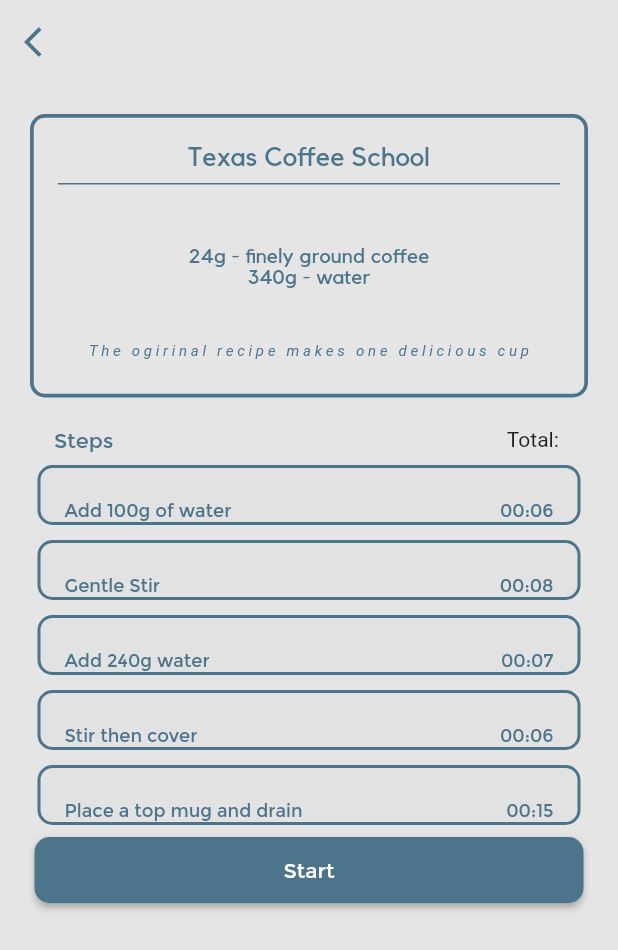
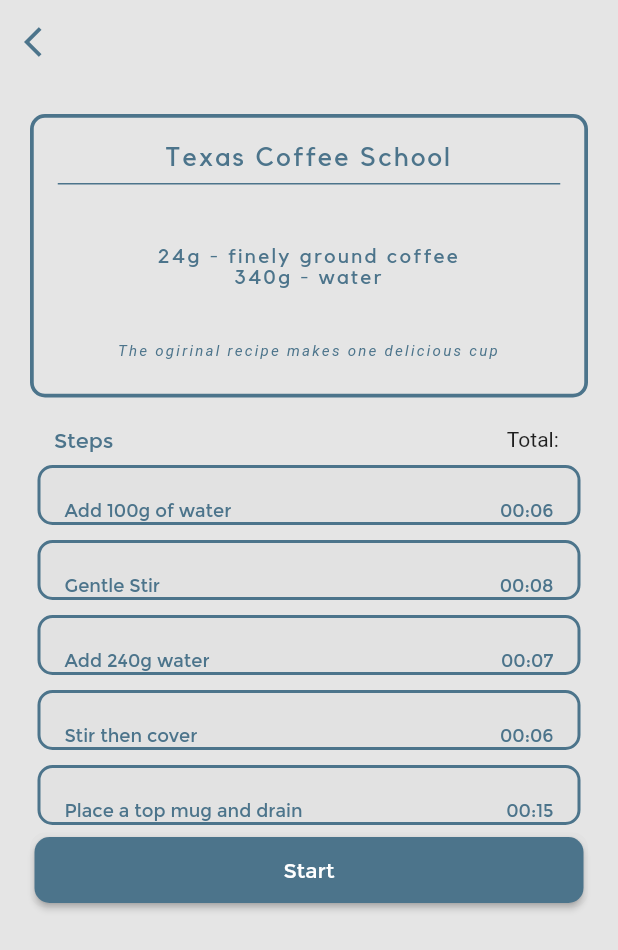
Before and after one commit to b12spirit/HomebrewDripperApp, a Flutter app: the screen it shows after launch, after a tap on "Texas Coffee School", on a phone screen of 412 x 824 dp. Shown: the top 950 px of the screen. Run offline on Flutter 3.47's test engine with Material 2 defaults, Android fonts, the phone set to English and light mode, and no system bars; our stand-ins replace google_fonts; Roboto replaces fonts that are missing (Monserrat).

Commit message:
Hopefully this one works

```diff
--- a/lib/main.dart
+++ b/lib/main.dart
@@ -1,5 +1,5 @@
 import 'package:flutter/material.dart';
-import 'screens/recipe_selection_screen.dart';
+import 'package:homebrew_dripper/screens/splash_screen.dart';
 
 void main({areWeInIntegrationTest = false}) =>
     runApp(MyApp(areWeInIntegrationTest));
@@ -28,7 +28,7 @@ class MyApp extends StatelessWidget {
         // closer together (more dense) than on mobile platforms.
         visualDensity: VisualDensity.adaptivePlatformDensity,
       ),
-      home: RecipeSelectionScreen(),
+      home: SplashScreen(),
     );
   }
 }
--- a/lib/models/coffee_recipe.dart
+++ b/lib/models/coffee_recipe.dart
@@ -12,11 +12,29 @@ class CoffeeRecipe {
       miscDetails, steps) {
     //add any rules to reject invalid values
     //for example, reject negative gram amounts
-    this.name = name;
-    this.coffeeVolumeGrams = coffeeVolumeGrams;
-    this.waterVolumeGrams = waterVolumeGrams;
-    this.grindSize = grindSize;
-    this.miscDetails = miscDetails;
-    this.steps = steps;
+    if (name == '' || name == "")
+      this.name = "Coffee";
+    else
+      this.name = name;
+    if (coffeeVolumeGrams <= 0)
+      this.coffeeVolumeGrams = 1;
+    else
+      this.coffeeVolumeGrams = coffeeVolumeGrams;
+    if (waterVolumeGrams <= 0)
+      this.waterVolumeGrams = 1;
+    else
+      this.waterVolumeGrams = waterVolumeGrams;
+    if (grindSize == "" || grindSize == "")
+      this.grindSize = "Medium";
+    else
+      this.grindSize = grindSize;
+    if (steps.length == 0)
+      this.steps = [RecipeStep("", 0)];
+    else
+      this.steps = steps;
+    if (miscDetails == "" || miscDetails == "")
+      this.miscDetails = "";
+    else
+      this.miscDetails = miscDetails;
   }
 }
--- a/lib/models/recipe_step.dart
+++ b/lib/models/recipe_step.dart
@@ -1,21 +1,17 @@
 class RecipeStep {
   String text;
   int time;
-  // int seconds;
 
   RecipeStep(text, time) {
-    //add any rules to reject invalid values
-    //for example, reject negative gram amounts
-    this.text = text;
-    this.time = time;
+    //If a negative amount or time is entered, 0 is defaulted to
+    // if (text < 0) text = 0;
+    if (time == null || time < 1)
+      this.time = 5;
+    else
+      this.time = time;
+    if (text == null || text == "")
+      this.text = "Sorry no instructions for this recipe!";
+    else
+      this.text = text;
   }
-  /*
-  static Future<int> getFakeTimer(bool areWeInIntegrationTest) async {
-    int seconds;
-
-    if (areWeInIntegrationTest) {
-      seconds = 5;
-    }
-    return seconds;
-  }*/
 }
--- a/lib/screens/recipe_detail_screen.dart
+++ b/lib/screens/recipe_detail_screen.dart
@@ -140,6 +140,7 @@ class RecipeStepList extends StatelessWidget {
               textAlign: TextAlign.center,
               style: TextStyle(
                   fontFamily: "Kollektif",
+                  letterSpacing: 1.5,
                   fontSize: 18,
                   color: Color(0xff4C748B))),
           subtitle: Divider(thickness: 1, color: Color(0xff4C748B)),
@@ -155,15 +156,16 @@ class RecipeStepList extends StatelessWidget {
               textAlign: TextAlign.center,
               style: TextStyle(
                   fontFamily: "Kollektif",
+                  letterSpacing: 1.5,
                   fontSize: 14,
                   color: Color(0xff4C748B))),
         ),
         ListTile(
-          title: Text(
-              "T h e   o g i r i n a l   r e c i p e   m a k e s   o n e   d e l i c i o u s   c u p",
+          title: Text("The ogirinal recipe makes one delicious cup",
               textAlign: TextAlign.center,
               style: TextStyle(
                   fontFamily: "Monserrat",
+                  letterSpacing: 1.5,
                   fontSize: 10,
                   fontStyle: FontStyle.italic,
                   color: Color(0xff4C748B))),
--- a/lib/screens/recipe_selection_screen.dart
+++ b/lib/screens/recipe_selection_screen.dart
@@ -21,6 +21,7 @@ class RecipeSelectionScreen extends StatelessWidget {
                 style: TextStyle(
                     fontFamily: "Kollektif",
                     fontWeight: FontWeight.bold,
+                    letterSpacing: 2,
                     fontSize: 24,
                     color: Color(0xff4C748B)),
               ),
@@ -44,11 +45,12 @@ class RecipeSelectionScreen extends StatelessWidget {
               ),
               //Resources Title
               Text(
-                "R e s o u r c e s",
+                "Resources",
                 style: TextStyle(
                     fontFamily: "Kollektif",
                     fontWeight: FontWeight.bold,
                     fontSize: 24,
+                    letterSpacing: 2,
                     color: Color(0xff4C748B)),
               ),
               SizedBox(
@@ -85,7 +87,7 @@ class RecipeList extends StatelessWidget {
           Column(
             children: [
               // This if statement avoids the extra divider at the top
-              if (recipe.name != "S w e e t   M a r i a ' s")
+              if (recipe.name != "Sweet Maria's")
                 Divider(
                   thickness: 1,
                   color: Color(0xff4C748B),
@@ -93,18 +95,11 @@ class RecipeList extends StatelessWidget {
               ListTile(
                 title: Text(
                   recipe.name,
-                  key: Key(recipe.name == "S w e e t   M a r i a ' s"
-                      ? "Sweet Maria's Key"
-                      : (recipe.name == "PTs"
-                          ? "PT's Key"
-                          : (recipe.name == "T e s t   R e c i p e 1"
-                              ? "FRecipe1 Key"
-                              : (recipe.name == "T e s t   R e c i p e 2"
-                                  ? "FRecipe2 Key"
-                                  : "null")))),
+                  key: Key(recipe.name),
                   style: TextStyle(
                       fontFamily: "Montserrat",
                       color: Color(0xff4C748B),
+                      letterSpacing: 1.5,
                       fontSize: 14),
                 ),
                 trailing: Icon(Icons.chevron_right),
@@ -132,11 +127,11 @@ class ResourceList extends StatelessWidget {
       children: [
         ListTile(
           title: Text(
-            "C o f f e e",
-            key: Key("Coffee Resource"),
+            "Coffee",
             style: TextStyle(
                 fontFamily: "Montserrat",
                 color: Color(0xff4C748B),
+                letterSpacing: 1.5,
                 fontSize: 14),
           ),
           trailing: Icon(
@@ -159,11 +154,12 @@ class ResourceList extends StatelessWidget {
         ),
         ListTile(
           title: Text(
-            "G r i n d e r s",
+            "Grinders",
             key: Key('Resource_Grinders_key'),
             style: TextStyle(
                 fontFamily: "Montserrat",
                 color: Color(0xff4C748B),
+                letterSpacing: 1.5,
                 fontSize: 14),
           ),
           trailing: Icon(
@@ -187,10 +183,11 @@ class ResourceList extends StatelessWidget {
         ),
         ListTile(
           title: Text(
-            "K e t t l e s",
+            "Kettles",
             key: Key('Resource_Kettles_key'),
             style: TextStyle(
                 fontFamily: "Montserrat",
+                letterSpacing: 1.5,
                 color: Color(0xff4C748B),
                 fontSize: 14),
           ),
@@ -215,10 +212,11 @@ class ResourceList extends StatelessWidget {
         ),
         ListTile(
           title: Text(
-            "H o m e b r e w    D r i p p e r",
+            "Homebrew Dripper",
             key: Key('Resource_Homebrew_Dripper_key'),
             style: TextStyle(
                 fontFamily: "Montserrat",
+                letterSpacing: 1.5,
                 color: Color(0xff4C748B),
                 fontSize: 14),
           ),
--- /dev/null
+++ b/lib/screens/splash_screen.dart
@@ -0,0 +1,48 @@
+import 'package:flutter/material.dart';
+import 'dart:async';
+import 'package:homebrew_dripper/screens/recipe_selection_screen.dart';
+
+class SplashScreen extends StatefulWidget {
+  @override
+  _SplashScreenState createState() => _SplashScreenState();
+}
+
+class _SplashScreenState extends State<SplashScreen> {
+  @override
+  void initState() {
+    super.initState();
+    startTime();
+  }
+
+  startTime() async {
+    var duration = Duration(seconds: 2);
+    return Timer(duration, navigateToDeviceScreen);
+  }
+
+  navigateToDeviceScreen() {
+    Navigator.pushReplacement(context,
+        MaterialPageRoute(builder: (context) => RecipeSelectionScreen()));
+  }
+
+  @override
+  Widget build(BuildContext context) {
+    return Scaffold(
+      backgroundColor: Color(0xff4C748B),
+      body: Center(
+        child: Column(
+          mainAxisAlignment: MainAxisAlignment.center,
+          children: [
+            Text("HOMEBREW",
+                style: TextStyle(
+                    fontFamily: "Norwester",
+                    fontSize: 48,
+                    color: Colors.white)),
+            Text("Handmadre Coffee",
+                style: TextStyle(
+                    fontFamily: "Kollektif", fontSize: 18, color: Colors.white))
+          ],
+        ),
+      ),
+    );
+  }
+}
--- a/lib/utils/coffee_data.dart
+++ b/lib/utils/coffee_data.dart
@@ -11,7 +11,7 @@ CoffeeRecipe makeSweetMariasRecipe() {
     RecipeStep("Stir", 6),
   ];
   CoffeeRecipe recipe = CoffeeRecipe(
-      "S w e e t   M a r i a ' s",
+      "Sweet Maria's",
       22,
       360,
       "finely ground coffee",
@@ -84,7 +84,7 @@ CoffeeRecipe makeFake1Recipe() {
     RecipeStep("Place atop mug and drain", 13),
   ];
   CoffeeRecipe recipe = CoffeeRecipe(
-      "T e s t   R e c i p e 1",
+      "Test Recipe 1",
       23,
       360,
       "lightly-coarse ground coffee",
@@ -102,7 +102,7 @@ CoffeeRecipe makeFake2Recipe() {
     RecipeStep("Place atop of mug and drain", 15),
   ];
   CoffeeRecipe recipe = CoffeeRecipe(
-      "T e s t   R e c i p e 2",
+      "Test Recipe 2",
       25,
       240,
       "Finely ground coffee",
```
Also changed, not shown: lib/screens/recipe_steps_screen.dart (+34 -3 lines), test_driver/app_test.dart (+29 -52 lines), pubspec.lock, 2 other files.
